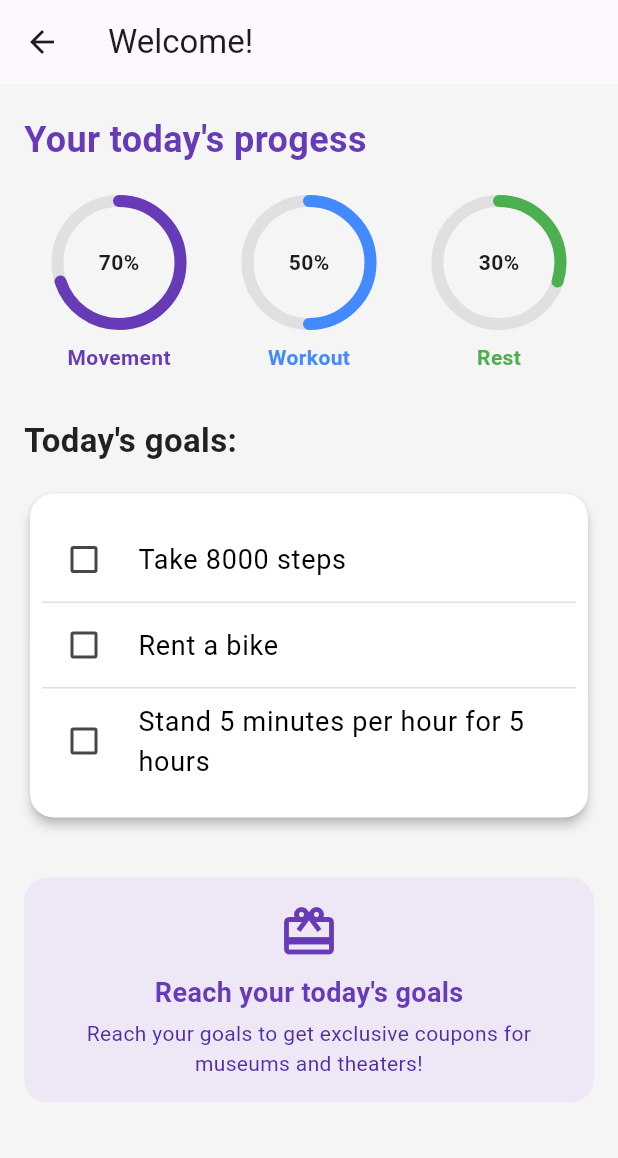
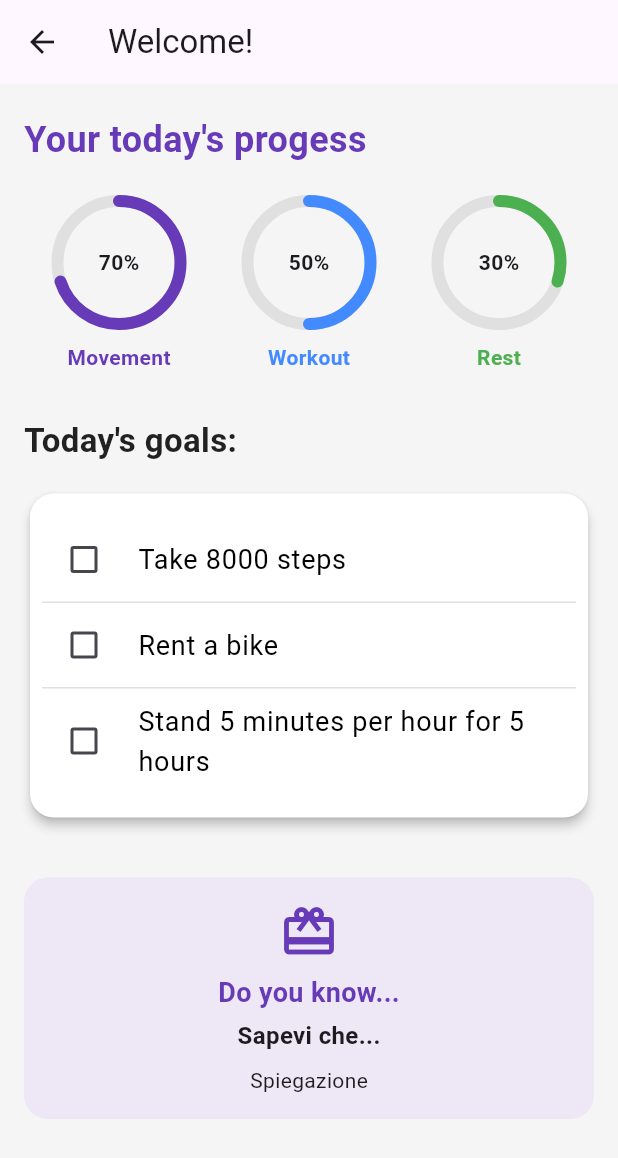
Before and after one commit to chiara-fanello/Biomedical_Project, a Flutter app: the HomePage screen opened directly, on a phone screen of 412 x 824 dp. Shown: the top 1158 px of the screen. Run offline on Flutter 3.47's test engine with Material 3 defaults, Android fonts, the phone set to English and light mode, and no system bars; drawn by our look-alikes of percent_indicator; our stand-ins replace csv, flutter_svg, jwt_decoder, shared_preferences; accounts and stored records are empty.

Commit message:
inserito lettura file csv in homepage

```diff
--- /dev/null
+++ b/assets/DoYouKnow.csv
@@ -0,0 +1,31 @@
+Sapevi che...;Spiegazione;
+Sapevi che 30 minuti di camminata al giorno migliorano l’umore quanto un antidepressivo?;Camminare rilascia endorfine, i cosiddetti 'ormoni della felicità'. Anche solo mezz'ora al giorno può ridurre ansia e stress, con effetti paragonabili ad alcune terapie farmacologiche.;
+Sapevi che bere acqua prima dei pasti può aiutarti a mangiare meno?;Bere un bicchiere d'acqua 30 minuti prima di mangiare riempie parzialmente lo stomaco e può aiutare a controllare la fame, favorendo la perdita di peso.;
+Sapevi che allenarti regolarmente riduce il rischio di ansia e depressione?;L’attività fisica stimola la produzione di serotonina e dopamina, migliorando l'umore e riducendo i sintomi di ansia e depressione.;
+Sapevi che dormire bene è uno dei pilastri del dimagrimento?;Il sonno regolare aiuta a bilanciare gli ormoni che regolano fame e sazietà, come la grelina e la leptina, supportando il metabolismo.;
+Sapevi che ridere abbassa i livelli di cortisolo, l’ormone dello stress?;Una bella risata riduce i livelli di cortisolo nel sangue e aumenta il benessere generale. Ridere fa bene al cuore, alla mente e persino al sistema immunitario.;
+Sapevi che anche 5 minuti di stretching al giorno migliorano la postura?;Lo stretching migliora la flessibilità e allevia tensioni muscolari. Farlo ogni giorno aiuta a prevenire dolori e migliorare la postura.;
+Sapevi che fare esercizio al mattino aumenta la produttività per tutto il giorno?;Allenarsi al mattino attiva il corpo e la mente, aumenta l'energia e la concentrazione, rendendo la giornata più produttiva.;
+Sapevi che allenarsi in compagnia aumenta la motivazione del 78%?;Allenarsi con amici o in gruppo rende l’attività fisica più divertente e stimolante, aiutando a mantenere la costanza nel tempo.;
+Sapevi che l’olio d’oliva è un alleato prezioso per cuore e cervello?;Ricco di grassi monoinsaturi e antiossidanti, l’olio d’oliva protegge il cuore e supporta la funzione cerebrale.;
+Sapevi che una respirazione profonda può abbassare la pressione in pochi minuti?;Respirare profondamente stimola il sistema parasimpatico, rallenta il battito cardiaco e riduce la pressione sanguigna.;
+Sapevi che il magnesio aiuta a prevenire crampi muscolari e migliora il sonno?;Il magnesio rilassa i muscoli e il sistema nervoso. Una sua assunzione adeguata può migliorare la qualità del sonno e ridurre i crampi.;
+Sapevi che il benessere mentale inizia anche dal piatto?;Una dieta ricca di nutrienti come omega-3, vitamine del gruppo B e antiossidanti favorisce il benessere mentale e riduce il rischio di depressione.;
+Sapevi che fare pause attive ogni ora migliora la concentrazione?;Alzarsi e muoversi anche per pochi minuti ogni ora migliora la circolazione, previene dolori muscolari e aiuta il cervello a restare attivo.;
+Sapevi che anche il ballo è un ottimo allenamento cardiovascolare?;Ballare migliora la salute del cuore, brucia calorie e aiuta a sviluppare coordinazione e agilità, il tutto divertendosi.;
+Sapevi che l’esposizione al sole per 15 minuti al giorno stimola la vitamina D?;La luce solare aiuta il corpo a produrre vitamina D, essenziale per ossa forti, immunità e buon umore.;
+Sapevi che l’acqua aiuta a regolare la temperatura corporea durante l’allenamento?;Mantenersi idratati previene il surriscaldamento e permette al corpo di lavorare in modo più efficiente durante l'attività fisica.;
+Sapevi che dormire poco può rallentare il metabolismo?;La mancanza di sonno altera gli ormoni della fame e può portare a un accumulo di grasso corporeo e rallentamento metabolico.;
+Sapevi che la gratitudine quotidiana migliora l’autostima e il benessere?;Scrivere ogni giorno 2-3 cose per cui si è grati può migliorare l'umore, aumentare l'autostima e ridurre lo stress.;
+Sapevi che mangiare lentamente aiuta a sentirsi sazi prima?;Mangiare con calma dà il tempo al cervello di registrare la sazietà, aiutando a evitare eccessi alimentari.;
+Sapevi che bastano 10.000 passi al giorno per migliorare la salute cardiovascolare?;Camminare regolarmente migliora la circolazione, abbassa la pressione sanguigna e riduce il rischio di malattie cardiache.;
+Sapevi che il cioccolato fondente (oltre il 70%) può ridurre lo stress?;Il cioccolato fondente è ricco di flavonoidi, che aiutano a ridurre lo stress ossidativo e stimolano il buonumore.;
+Sapevi che l’attività fisica regolare rafforza anche il sistema immunitario?;Muoversi con costanza stimola la produzione di cellule immunitarie e migliora la capacità del corpo di difendersi dalle infezioni.;
+Sapevi che meditare per 10 minuti al giorno può ridurre l’ansia del 30%?;La meditazione aiuta a calmare la mente, ridurre lo stress e migliorare la consapevolezza del presente.;
+Sapevi che la costanza è più importante dell’intensità negli allenamenti?;Allenarsi poco ma spesso è più efficace che fare sessioni intense saltuarie. La regolarità costruisce risultati duraturi.;
+Sapevi che ascoltare musica durante l’allenamento migliora la performance?;La musica stimola il cervello, aumenta la motivazione e può anche ridurre la percezione della fatica durante l’allenamento.;
+Sapevi che fare colazione aiuta a regolare l’appetito durante la giornata?;Una colazione equilibrata avvia il metabolismo e previene attacchi di fame nelle ore successive.;
+Sapevi che camminare dopo i pasti favorisce la digestione e abbassa la glicemia?;Una passeggiata leggera dopo aver mangiato migliora la digestione e aiuta a controllare i livelli di zucchero nel sangue.;
+Sapevi che la posizione del corpo influisce anche sull’umore?;Una postura eretta stimola fiducia e positività, mentre una postura curva può trasmettere tristezza o insicurezza.;
+Sapevi che anche l’idratazione influisce sulla forza muscolare?;Una leggera disidratazione può ridurre la forza fino al 10%. Bere regolarmente supporta le prestazioni fisiche.;
+Sapevi che prenderti cura del tuo corpo è un atto d’amore verso te stesso?;Mantenersi attivi, mangiare sano e dormire bene non sono solo abitudini: sono gesti di rispetto e amore verso la propria salute.;
--- a/lib/screens/homePage.dart
+++ b/lib/screens/homePage.dart
@@ -2,9 +2,22 @@ import 'package:flutter/material.dart';
 import '../providers/objectives.dart';
 import 'package:provider/provider.dart';
 import 'package:percent_indicator/circular_percent_indicator.dart';
+import 'dart:math';
+import 'package:flutter/services.dart' show rootBundle;
+import 'package:csv/csv.dart';
+
 
 class HomePage extends StatelessWidget {
   HomePage({super.key});
+
+final rand = Random();
+int randRow = 0;
+
+Future<List<List<dynamic>>> loadCsvData() async {
+  final raw = await rootBundle.loadString('assets/DoYouKnow.csv');
+  final data = const CsvToListConverter(fieldDelimiter: ';').convert(raw);
+  return data.toList(); // salta intestazione
+}
 
   @override
   Widget build(BuildContext context) {
@@ -166,7 +179,7 @@ class HomePage extends StatelessWidget {
                     ),
                     const SizedBox(height: 8),
                     Text(
-                      "Reach your today's goals",
+                      "Do you know...",
                       style: TextStyle(
                         fontSize: 18,
                         fontWeight: FontWeight.bold,
@@ -174,13 +187,34 @@ class HomePage extends StatelessWidget {
                       ),
                     ),
                     const SizedBox(height: 4),
-                    Text(
-                      'Reach your goals to get exclusive coupons for museums and theaters!',
-                      textAlign: TextAlign.center,
-                      style: TextStyle(
-                        fontSize: 14,
-                        color: Colors.deepPurple[700],
-                      ),
+
+                    // qua
+
+                    FutureBuilder<List<List<dynamic>>>(
+                      future: loadCsvData(),
+                      builder: (context, snapshot) {
+                        if (snapshot.connectionState == ConnectionState.waiting) {
+                          return const CircularProgressIndicator();
+                        } else if (snapshot.hasError) {
+                          return Text('Errore nel CSV');
+                        } else if (!snapshot.hasData || snapshot.data!.isEmpty) {
+                          return Text('CSV vuoto');
+                        }
+
+                        final righe = snapshot.data!;
+                        final randomIndex = Random().nextInt(righe.length);
+                        final riga = righe[randomIndex];
+                        final frase = riga[0];
+                        final spiegazione = riga[1];
+
+                        return Column(
+                          children: [
+                            Text(frase, style: TextStyle(fontWeight: FontWeight.bold, fontSize: 16)),
+                            SizedBox(height: 8),
+                            Text(spiegazione, style: TextStyle(fontSize: 14)),
+                          ],
+                        );
+                      },
                     ),
                   ],
                 ),
--- a/pubspec.yaml
+++ b/pubspec.yaml
@@ -37,6 +37,9 @@ dependencies:
   flutter_svg: ^2.0.7
   intl: ^0.20.2
   jwt_decoder: 2.0.1
+  maths: ^0.0.2
+  random_x: ^0.3.1
+  csv: ^6.0.0
 
 
 
@@ -66,6 +69,7 @@ flutter:
   assets:
       - assets/icons/
       - assets/images/
+      - assets/DoYouKnow.csv
 
   # The following line ensures that the Material Icons font is
   # included with your application, so that you can use the icons in
```
